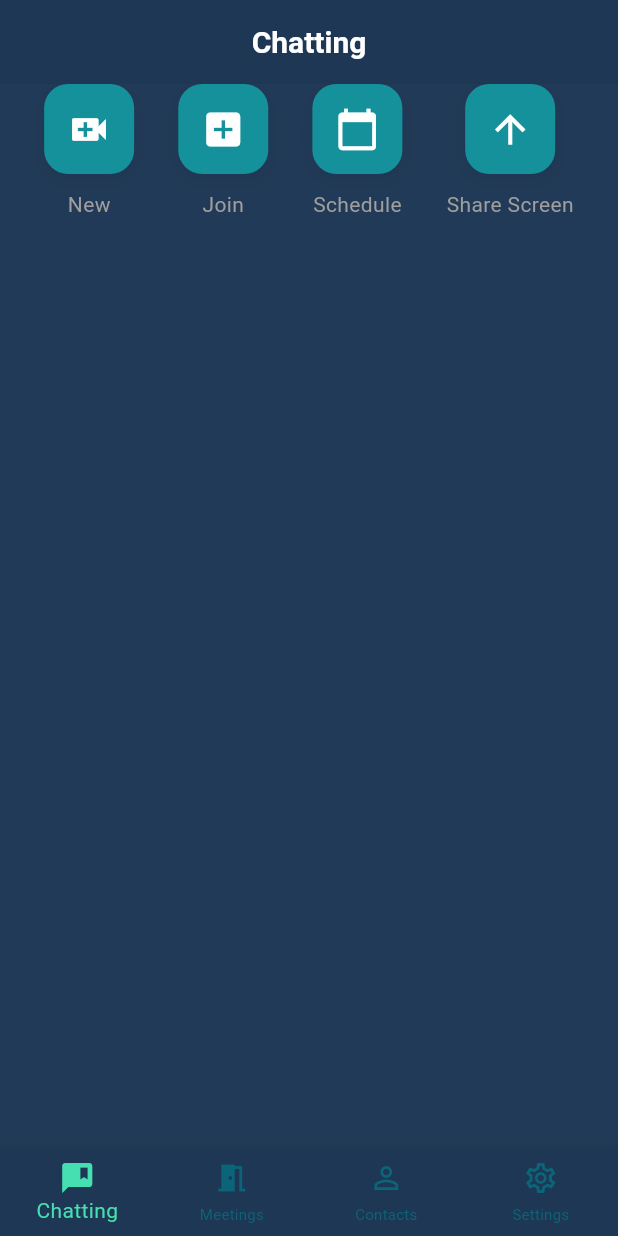
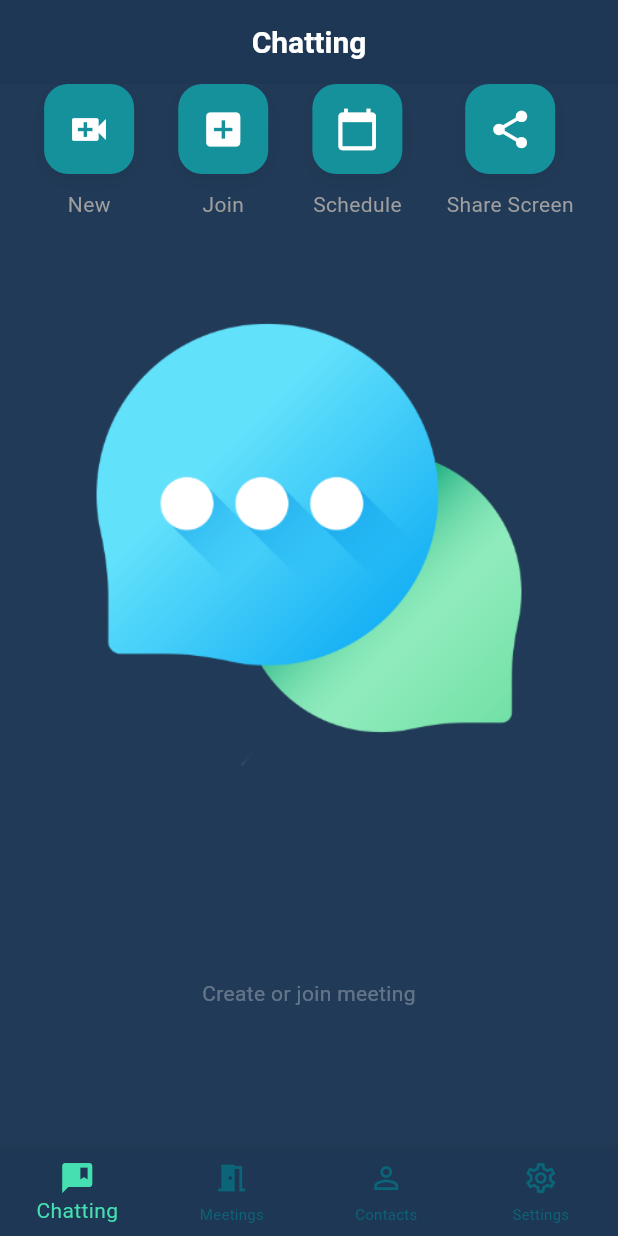
Before and after one commit to anvng/WebinarX, a Flutter app: the screen it shows once a user with an empty profile is signed in, on a phone screen of 412 x 824 dp. Run offline on Flutter 3.47's test engine with Material 3 defaults, Android fonts, the phone set to English and light mode, and no system bars; our stand-ins replace cloud_firestore, firebase_auth, firebase_core, flutter_dotenv, google_sign_in; accounts and stored records are empty.

Commit message:
style: update home screen

```diff
--- a/lib/screens/home_screen.dart
+++ b/lib/screens/home_screen.dart
@@ -56,10 +56,21 @@ class _HomeScreenState extends State<HomeScreen> {
               ),
               HomeMeetingButton(
                 onPressed: () {},
-                icon: Icons.arrow_upward,
+                icon: Icons.share_rounded,
                 text: 'Share Screen',
               ),
             ],
+          ),
+          Image.asset('lib/assets/images/ic_chat.png'),
+          const Expanded(
+            child: Center(
+              child: Text(
+                'Create or join meeting',
+                style: TextStyle(
+                    fontSize: 14, color: Color.fromARGB(75, 255, 255, 255)),
+                textAlign: TextAlign.center,
+              ),
+            ),
           ),
         ],
       ),
```
Also changed, not shown: pubspec.lock, 2 other files.
